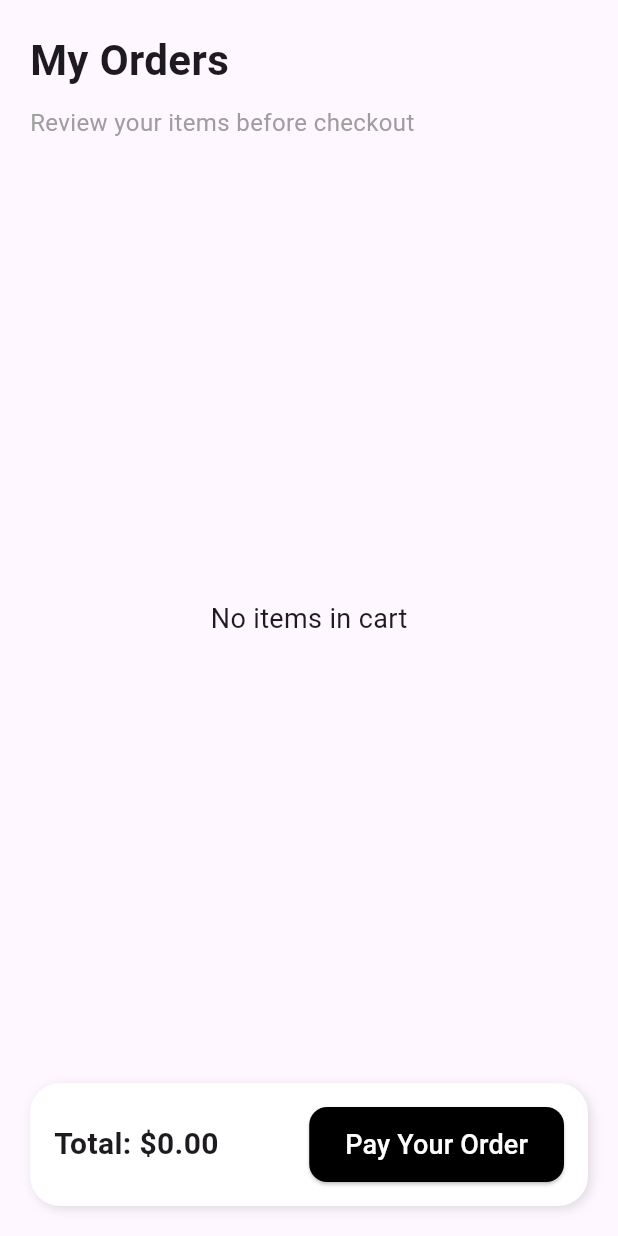
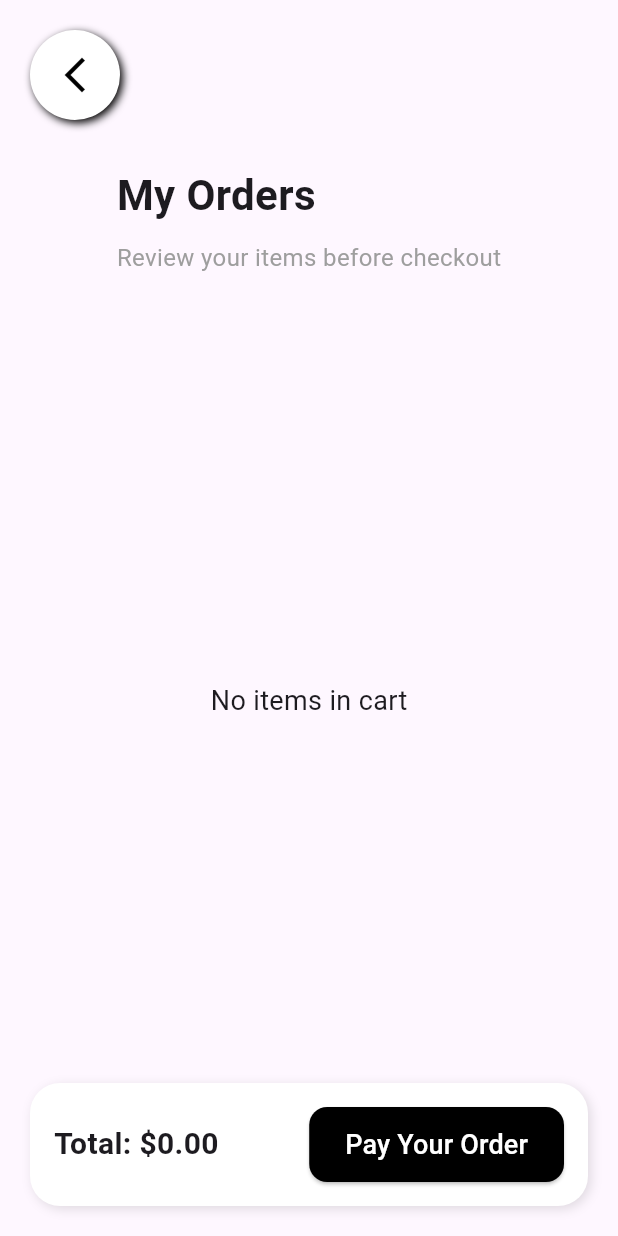
Before and after one commit to bsc-44-21/FoodDelieryApp, a Flutter app: the Order screen opened directly, on a phone screen of 412 x 824 dp. Run offline on Flutter 3.47's test engine with Material 3 defaults, Android fonts, the phone set to English and light mode, and no system bars; our stand-ins replace curved_navigation_bar.

```diff
--- a/lib/pages/order.dart
+++ b/lib/pages/order.dart
@@ -21,7 +21,39 @@ class _OrderState extends State<Order> {
   Widget build(BuildContext context) {
     return Scaffold(
       body: SafeArea(
-        child: Padding(
+        child: Column(
+          children: [
+            // Back Button
+            Align(
+              alignment: Alignment.topLeft,
+              child: GestureDetector(
+                onTap: () => Navigator.pop(context),
+                child: Container(
+                  padding: const EdgeInsets.all(16),
+                  margin: const EdgeInsets.only(left: 20, top: 20),
+                  decoration: const BoxDecoration(
+                    color: Colors.white,
+                    shape: BoxShape.circle,
+                    boxShadow: [
+                      BoxShadow(
+                        color: Colors.black,
+                        blurRadius: 4,
+                        offset: Offset(2, 2),
+                      ),
+                    ],
+                  ),
+                  child: const Icon(
+                    Icons.arrow_back_ios_new_outlined,
+                    color: Colors.black,
+                    size: 28,
+                  ),
+                ),
+              ),
+            ),
+
+            const SizedBox(height: 10),
+
+            Padding(
               padding: const EdgeInsets.symmetric(horizontal: 20, vertical: 20),
               child: Column(
                 crossAxisAlignment: CrossAxisAlignment.start,
@@ -36,9 +68,14 @@ class _OrderState extends State<Order> {
                     style: TextStyle(fontSize: 16, color: Colors.grey),
                   ),
                   const SizedBox(height: 30),
+                ],
+              ),
+            ),
 
             // List of Cart Items
             Expanded(
+              child: Padding(
+                padding: const EdgeInsets.symmetric(horizontal: 20),
                 child: cartItems.isEmpty
                     ? const Center(
                         child: Text(
@@ -152,11 +189,14 @@ class _OrderState extends State<Order> {
                         },
                       ),
               ),
+            ),
 
             const SizedBox(height: 20),
 
             // Total & Checkout
-              Container(
+            Padding(
+              padding: const EdgeInsets.symmetric(horizontal: 20),
+              child: Container(
                 padding: const EdgeInsets.all(16),
                 decoration: BoxDecoration(
                   color: Colors.white,
@@ -194,15 +234,17 @@ class _OrderState extends State<Order> {
                         // Checkout logic
                       },
                       child: const Text(
-                        "Pay Your Order",
+                        "Pay Your Order", //Where payment will be processed once clicked
                         style: TextStyle(fontSize: 18, color: Colors.white),
                       ),
                     ),
                   ],
                 ),
               ),
+            ),
+
+            const SizedBox(height: 20),
           ],
-          ),
         ),
       ),
     );
```
Also changed, not shown: lib/pages/profile.dart (+99 -13 lines). Lines whose indentation alone changed are shown as unchanged.
